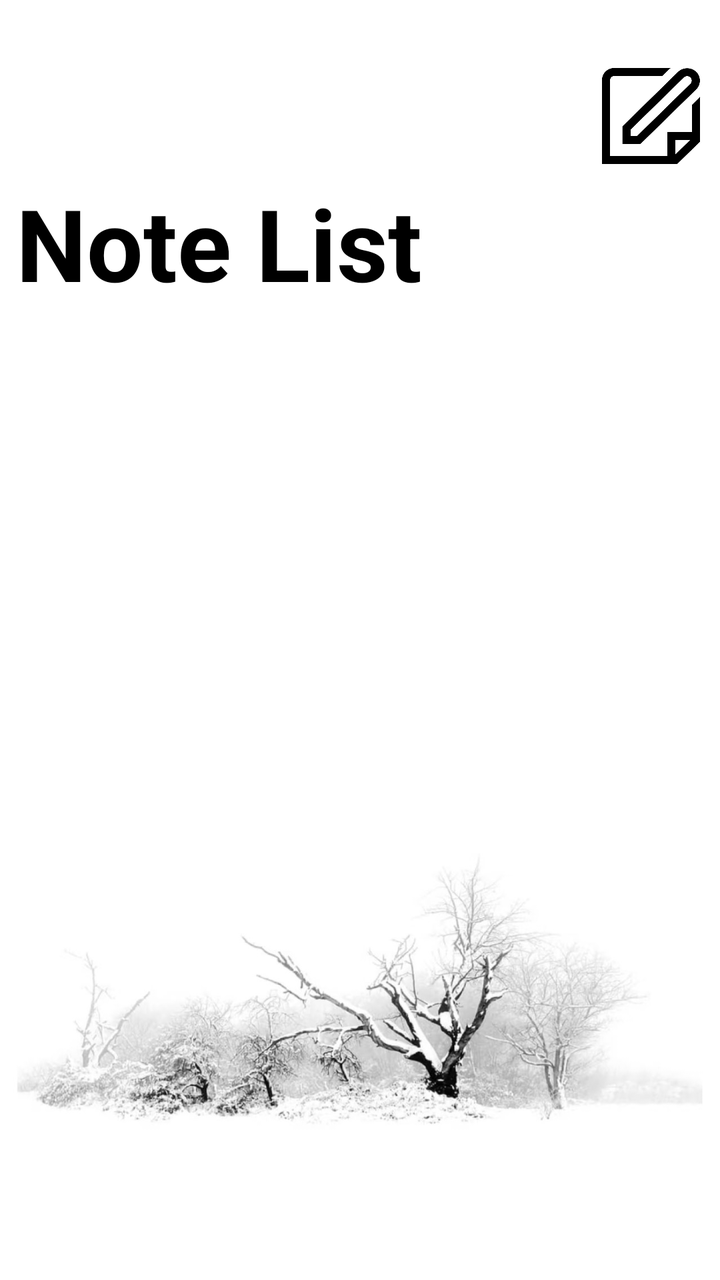
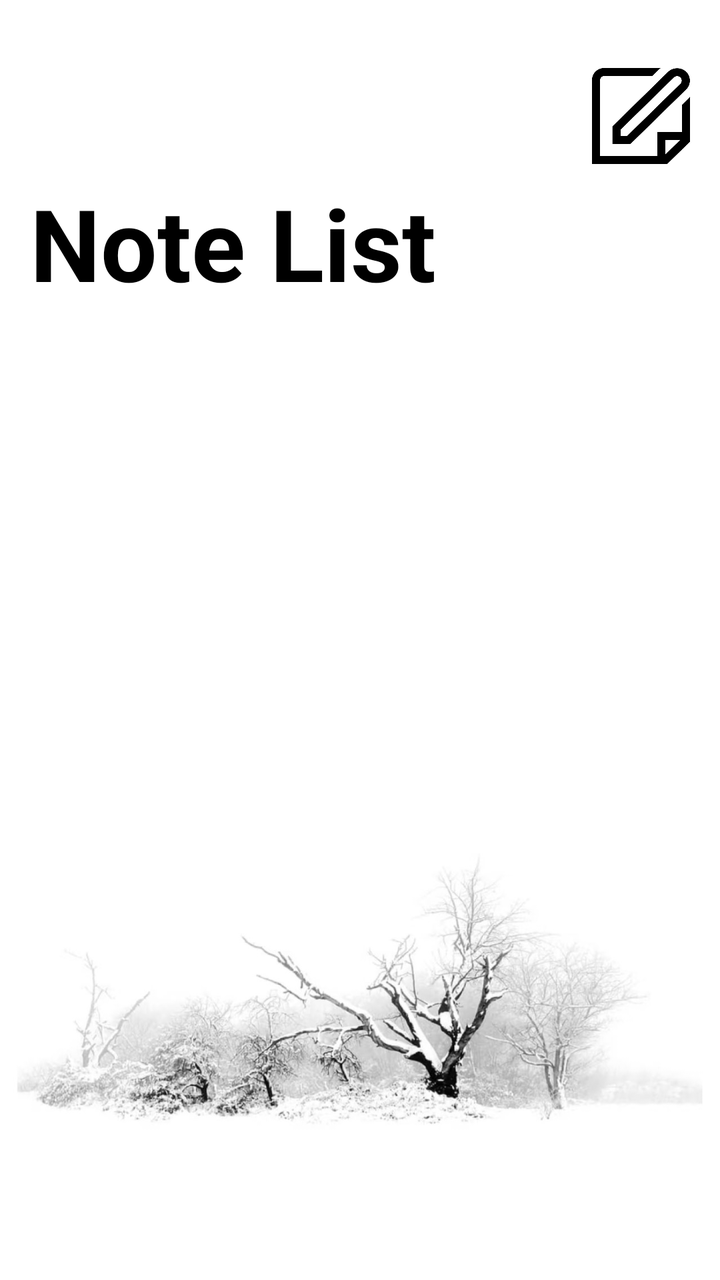

The first picture is an Android layout as it rendered before a commit; the second is the same layout after the commit. The layout source and the unified diff follow.
<!-- AndroidManifest.xml: application theme Theme.AppCompat.Light.NoActionBar -->
<!-- res/layout/activity_note.xml -->
<?xml version="1.0" encoding="utf-8"?>
<androidx.constraintlayout.widget.ConstraintLayout
    xmlns:android="http://schemas.android.com/apk/res/android"
    xmlns:app="http://schemas.android.com/apk/res-auto"
    xmlns:tools="http://schemas.android.com/tools"
    android:layout_width="match_parent"
    android:layout_height="match_parent"
    android:background="@drawable/photo6"
    android:id="@+id/note_list">

    <TextView
        android:id="@+id/note"
        android:layout_width="wrap_content"
        android:layout_height="wrap_content"
        android:layout_marginStart="8dp"
        android:layout_marginTop="88dp"
        android:text="Note List"
        android:textColor="@color/black"
        android:textSize="50sp"
        android:textStyle="bold"
        app:layout_constraintStart_toStartOf="parent"
        app:layout_constraintTop_toTopOf="parent" />

    <androidx.recyclerview.widget.RecyclerView
        android:id="@+id/rv_notes"
        android:layout_width="0dp"
        android:layout_height="0dp"
        android:layout_marginTop="16dp"
        android:padding="8dp"
        app:layout_constraintBottom_toBottomOf="parent"
        app:layout_constraintEnd_toEndOf="parent"
        app:layout_constraintHorizontal_bias="0.0"
        app:layout_constraintStart_toStartOf="parent"
        app:layout_constraintTop_toBottomOf="@id/note"
        app:layout_constraintVertical_bias="1.0"

        />

    <androidx.appcompat.widget.Toolbar
        android:layout_width="65dp"
        android:layout_height="60dp"
        android:layout_marginTop="28dp"
        android:layout_marginEnd="10dp"
        android:background="@android:color/transparent"
        app:layout_constraintEnd_toEndOf="parent"
        app:layout_constraintTop_toTopOf="parent">


        <ImageButton
            android:id="@+id/ib_edit"
            android:layout_width="match_parent"
            android:layout_height="48dp"
            android:layout_marginTop="0dp"
            android:background="@drawable/write"
            android:contentDescription="添加便签" />

    </androidx.appcompat.widget.Toolbar>
    <ImageButton
        android:id="@+id/back"
        android:layout_width="50dp"
        android:layout_height="50dp"
        android:layout_marginStart="6dp"
        android:layout_marginTop="28dp"
        android:layout_marginEnd="360dp"
        android:background="@drawable/back"
        android:contentDescription="返回"
        app:layout_constraintEnd_toEndOf="parent"
        app:layout_constraintStart_toStartOf="parent"
        app:layout_constraintTop_toTopOf="parent" />


</androidx.constraintlayout.widget.ConstraintLayout>
<!-- resources referenced by this layout -->
<resources>
  <color name="black">#FF000000</color>
  <!-- drawable back: png bitmap (drawable, 2350 bytes) -->
  <!-- drawable photo6: png bitmap (drawable, 421263 bytes) -->
  <!-- drawable write: png bitmap (drawable, 7996 bytes) -->
</resources>

<!-- the commit's change to res/layout/activity_note.xml (unified diff, before → after) -->
@@ -12,7 +12,7 @@
         android:id="@+id/note"
         android:layout_width="wrap_content"
         android:layout_height="wrap_content"
-        android:layout_marginStart="8dp"
+        android:layout_marginStart="15dp"
         android:layout_marginTop="88dp"
         android:text="Note List"
         android:textColor="@color/black"
@@ -40,7 +40,7 @@
         android:layout_width="65dp"
         android:layout_height="60dp"
         android:layout_marginTop="28dp"
-        android:layout_marginEnd="10dp"
+        android:layout_marginEnd="15dp"
         android:background="@android:color/transparent"
         app:layout_constraintEnd_toEndOf="parent"
         app:layout_constraintTop_toTopOf="parent">
